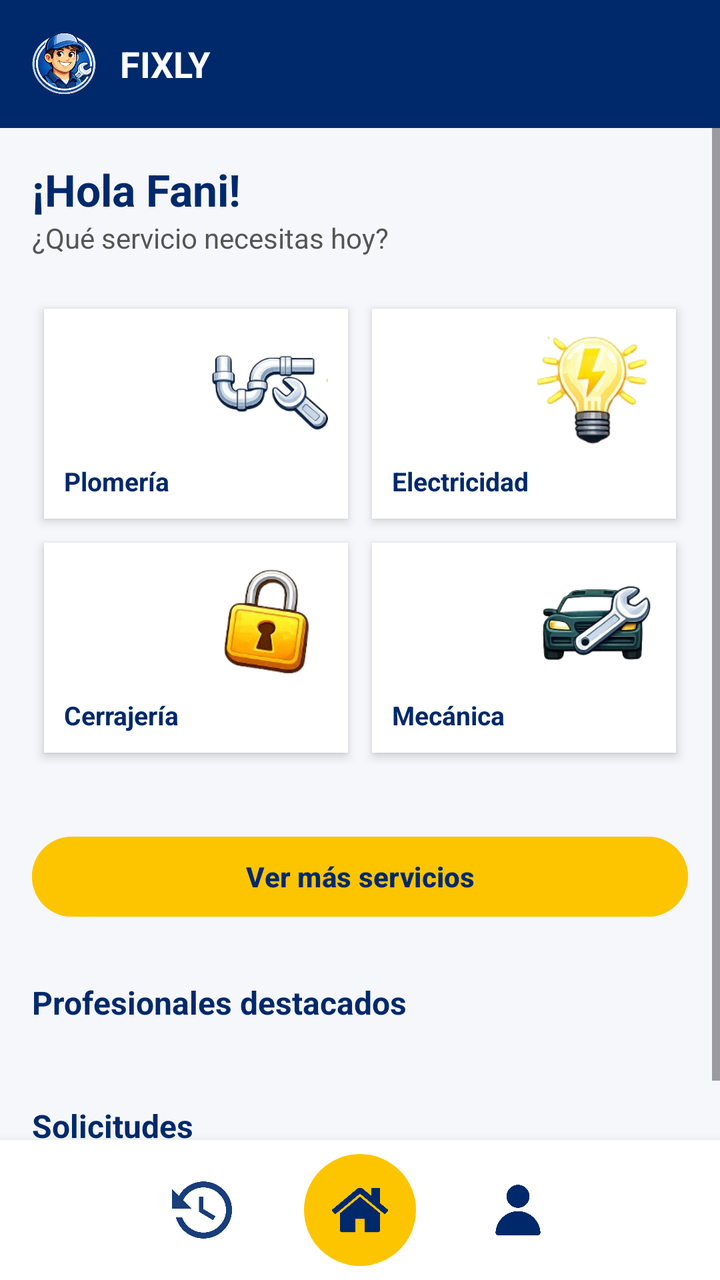
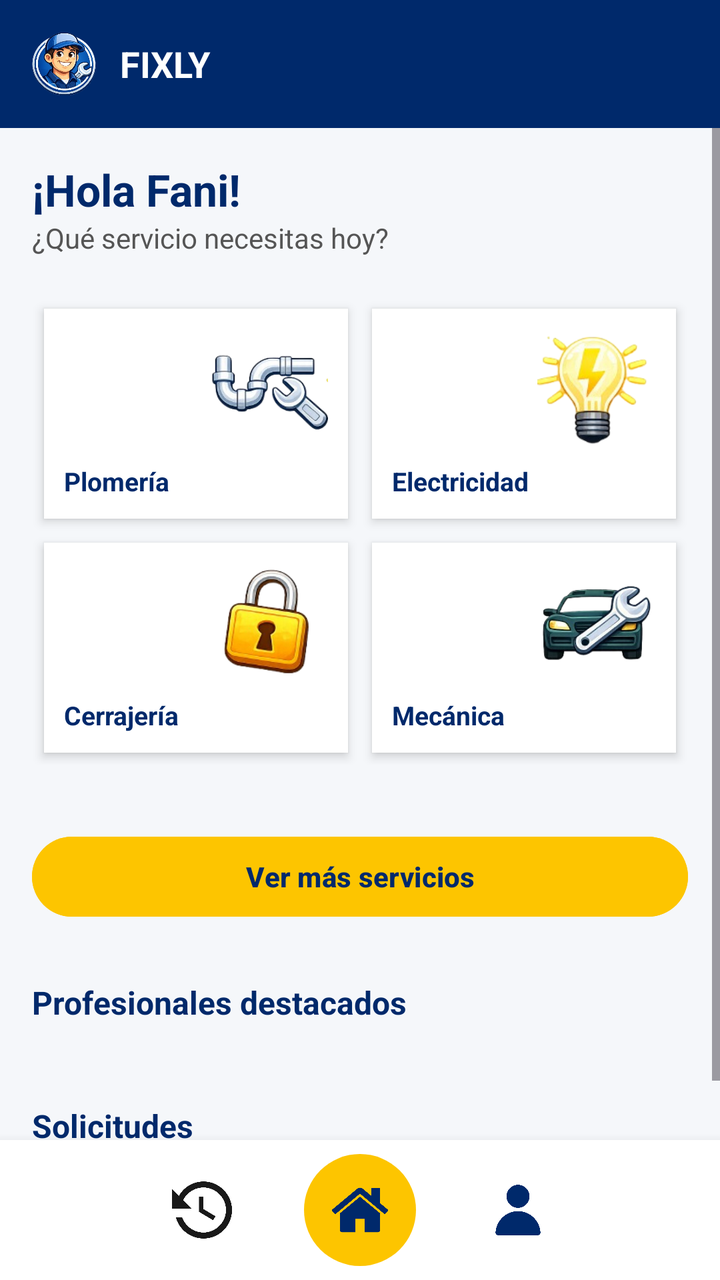

Two renders of the same Android screen: before a commit and after it. Below are the layout's source before the change and the commit's diff.
<!-- AndroidManifest.xml: application theme Theme.Fixly -->
<!-- res/layout/inicio.xml -->
<?xml version="1.0" encoding="utf-8"?>
<LinearLayout
    xmlns:android="http://schemas.android.com/apk/res/android"
    android:layout_width="match_parent"
    android:layout_height="match_parent"
    android:orientation="vertical"
    android:background="#f5f7fa">


    <LinearLayout
        android:layout_width="match_parent"
        android:layout_height="64dp"
        android:background="#00296b"
        android:gravity="center_vertical"
        android:paddingHorizontal="16dp">

        <ImageView
            android:layout_width="32dp"
            android:layout_height="32dp"
            android:src="@drawable/logo"
            android:scaleType="fitCenter"/>

        <TextView
            android:layout_width="wrap_content"
            android:layout_height="wrap_content"
            android:text="FIXLY"
            android:textColor="@android:color/white"
            android:textSize="18sp"
            android:textStyle="bold"
            android:layout_marginStart="12dp"/>
    </LinearLayout>


    <ScrollView
        android:layout_width="match_parent"
        android:layout_height="0dp"
        android:layout_weight="1">

        <LinearLayout
            android:layout_width="match_parent"
            android:layout_height="wrap_content"
            android:orientation="vertical"
            android:padding="16dp">

            <TextView
                android:layout_width="wrap_content"
                android:layout_height="wrap_content"
                android:text="¡Hola Fani!"
                android:textSize="22sp"
                android:textStyle="bold"
                android:textColor="#00296b"/>

            <TextView
                android:layout_width="wrap_content"
                android:layout_height="wrap_content"
                android:text="¿Qué servicio necesitas hoy?"
                android:textColor="#555555"
                android:layout_marginBottom="20dp"/>

            
            <GridLayout
                android:layout_width="match_parent"
                android:layout_height="wrap_content"
                android:columnCount="2"
                android:useDefaultMargins="false"
                android:layout_marginBottom="12dp">

                
                <LinearLayout
                    android:layout_width="0dp"
                    android:layout_height="105dp"
                    android:layout_columnWeight="1"
                    android:layout_margin="6dp"
                    android:orientation="horizontal"
                    android:gravity="center_vertical"
                    android:padding="10dp"
                    android:background="@android:color/white"
                    android:elevation="3dp">

                    <TextView
                        android:layout_width="0dp"
                        android:layout_height="wrap_content"
                        android:layout_gravity="bottom"
                        android:layout_weight="1"
                        android:text="Plomería"
                        android:textColor="#00296b"
                        android:textSize="13sp"
                        android:textStyle="bold" />

                    <ImageView
                        android:layout_width="60dp"
                        android:layout_height="60dp"
                        android:layout_gravity="top"
                        android:src="@drawable/plome" />
                </LinearLayout>

                
                <LinearLayout
                    android:layout_width="0dp"
                    android:layout_height="105dp"
                    android:layout_columnWeight="1"
                    android:layout_margin="6dp"
                    android:orientation="horizontal"
                    android:gravity="center_vertical"
                    android:padding="10dp"
                    android:background="@android:color/white"
                    android:elevation="3dp">

                    <TextView
                        android:layout_width="0dp"
                        android:layout_height="wrap_content"
                        android:layout_gravity="bottom"
                        android:layout_weight="1"
                        android:text="Electricidad"
                        android:textColor="#00296b"
                        android:textSize="13sp"
                        android:textStyle="bold" />

                    <ImageView
                        android:layout_width="60dp"
                        android:layout_height="60dp"
                        android:layout_gravity="top"
                        android:src="@drawable/electric" />
                </LinearLayout>

                
                <LinearLayout
                    android:layout_width="0dp"
                    android:layout_height="105dp"
                    android:layout_columnWeight="1"
                    android:layout_margin="6dp"
                    android:orientation="horizontal"
                    android:gravity="center_vertical"
                    android:padding="10dp"
                    android:background="@android:color/white"
                    android:elevation="3dp">

                    <TextView
                        android:layout_width="0dp"
                        android:layout_height="wrap_content"
                        android:layout_gravity="bottom"
                        android:layout_weight="1"
                        android:text="Cerrajería"
                        android:textColor="#00296b"
                        android:textSize="13sp"
                        android:textStyle="bold" />

                    <ImageView
                        android:layout_width="60dp"
                        android:layout_height="60dp"
                        android:layout_gravity="top"
                        android:src="@drawable/cerraje" />
                </LinearLayout>

                
                <LinearLayout
                    android:layout_width="0dp"
                    android:layout_height="105dp"
                    android:layout_columnWeight="1"
                    android:layout_margin="6dp"
                    android:orientation="horizontal"
                    android:gravity="center_vertical"
                    android:padding="10dp"
                    android:background="@android:color/white"
                    android:elevation="3dp">

                    <TextView
                        android:layout_width="0dp"
                        android:layout_height="wrap_content"
                        android:layout_gravity="bottom"
                        android:layout_weight="1"
                        android:text="Mecánica"
                        android:textColor="#00296b"
                        android:textSize="13sp"
                        android:textStyle="bold" />

                    <ImageView
                        android:layout_width="60dp"
                        android:layout_height="60dp"
                        android:layout_gravity="top"
                        android:src="@drawable/mecanic" />
                </LinearLayout>

            </GridLayout>


            <Button
                android:id="@+id/btnVerMas"
                android:layout_width="match_parent"
                android:layout_height="48dp"
                android:text="Ver más servicios"
                android:textAllCaps="false"
                android:textColor="#00296b"
                android:textStyle="bold"
                android:backgroundTint="#fdc500"
                android:layout_marginTop="20dp"/>

            <TextView
                android:layout_width="wrap_content"
                android:layout_height="wrap_content"
                android:text="Profesionales destacados"
                android:textColor="#00296b"
                android:textSize="16sp"
                android:textStyle="bold"
                android:layout_marginTop="28dp"
                android:layout_marginBottom="12dp"/>

            <LinearLayout
                android:id="@+id/containerDestacados"
                android:layout_width="match_parent"
                android:layout_height="wrap_content"
                android:orientation="vertical"/>


            <TextView
                android:layout_width="wrap_content"
                android:layout_height="wrap_content"
                android:text="Solicitudes"
                android:textColor="#00296b"
                android:textSize="16sp"
                android:textStyle="bold"
                android:layout_marginTop="28dp"
                android:layout_marginBottom="12dp"/>

            <LinearLayout
                android:id="@+id/containerSolicitudes"
                android:layout_width="match_parent"
                android:layout_height="wrap_content"
                android:orientation="vertical"/>

        </LinearLayout>

    </ScrollView>

    <LinearLayout
        android:layout_width="match_parent"
        android:layout_height="70dp"
        android:background="@android:color/white"
        android:elevation="8dp"
        android:gravity="center"
        android:orientation="horizontal">

        <ImageView
            android:layout_width="30dp"
            android:layout_height="30dp"
            android:src="@drawable/icono_solicitudes"
            android:tint="#00296b"/>

        <FrameLayout
            android:layout_width="56dp"
            android:layout_height="56dp"
            android:layout_marginHorizontal="36dp"
            android:background="@drawable/bg_home"
            android:gravity="center">

            <ImageView
                android:layout_width="28dp"
                android:layout_height="28dp"
                android:layout_gravity="center"
                android:src="@drawable/icono_home"
                android:tint="#00296b" />
        </FrameLayout>

        <ImageView
            android:layout_width="30dp"
            android:layout_height="30dp"
            android:src="@drawable/icono_usuario"
            android:tint="#00296b"/>

    </LinearLayout>

</LinearLayout>
<!-- resources referenced by this layout -->
<resources>
  <!-- drawable bg_home (drawable) -->
  <?xml version="1.0" encoding="utf-8"?>
  <shape xmlns:android="http://schemas.android.com/apk/res/android"
      android:shape="oval">
      <solid android:color="#fdc500"/>
  </shape>
  <!-- drawable cerraje: png bitmap (drawable, 23230 bytes) -->
  <!-- drawable electric: png bitmap (drawable, 21984 bytes) -->
  <!-- drawable icono_home: png bitmap (drawable, 9640 bytes) -->
  <!-- drawable icono_solicitudes: png bitmap (drawable, 14988 bytes) -->
  <!-- drawable icono_usuario: png bitmap (drawable, 6687 bytes) -->
  <!-- drawable logo: png bitmap (drawable, 142083 bytes) -->
  <!-- drawable mecanic: png bitmap (drawable, 30407 bytes) -->
  <!-- drawable plome: png bitmap (drawable, 27576 bytes) -->
  <style name="Theme.Fixly" parent="Base.Theme.Fixly" />
  <style name="Base.Theme.Fixly" parent="Theme.Material3.DayNight.NoActionBar">
          
          
      </style>
</resources>

<!-- the commit's change to res/layout/inicio.xml (unified diff, before → after) -->
@@ -67,15 +67,18 @@
 
                 
                 <LinearLayout
-                    android:layout_width="0dp"
-                    android:layout_height="105dp"
-                    android:layout_columnWeight="1"
-                    android:layout_margin="6dp"
-                    android:orientation="horizontal"
-                    android:gravity="center_vertical"
-                    android:padding="10dp"
-                    android:background="@android:color/white"
-                    android:elevation="3dp">
+                    android:id="@+id/boton_inicio_plomeria"
+                    android:layout_width="0dp"
+                    android:layout_height="105dp"
+                    android:layout_columnWeight="1"
+                    android:layout_margin="6dp"
+                    android:orientation="horizontal"
+                    android:gravity="center_vertical"
+                    android:padding="10dp"
+                    android:background="@android:color/white"
+                    android:elevation="3dp"
+                    android:clickable="true"
+                    android:focusable="true">
 
                     <TextView
                         android:layout_width="0dp"
@@ -244,7 +247,7 @@
             android:layout_width="30dp"
             android:layout_height="30dp"
             android:src="@drawable/icono_solicitudes"
-            android:tint="#00296b"/>
+           />
 
         <FrameLayout
             android:layout_width="56dp"
